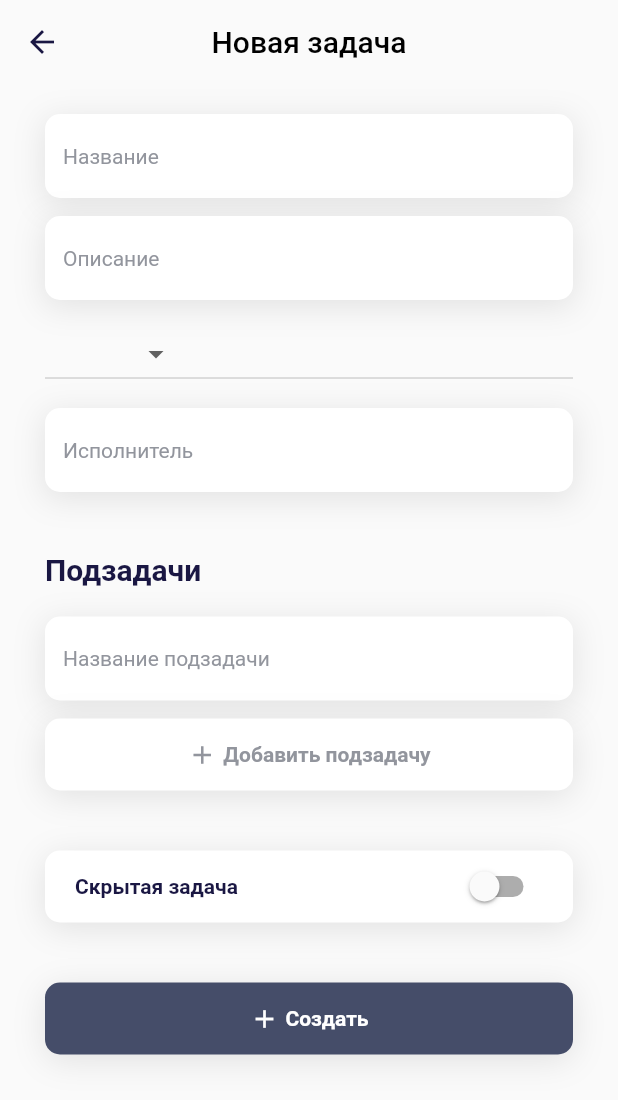
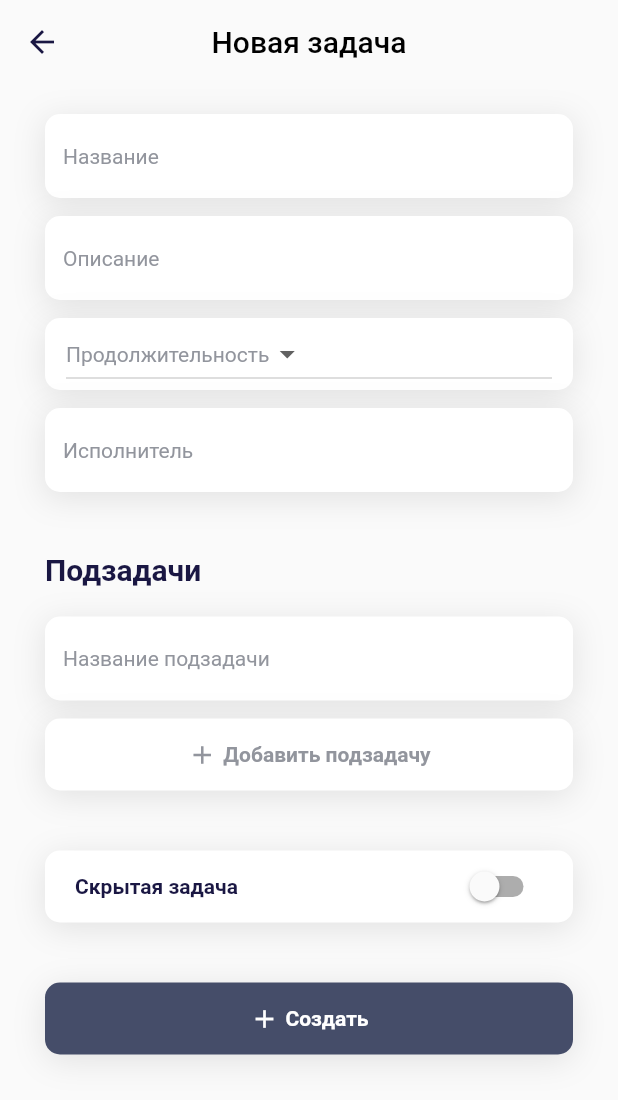
Before and after one commit to black-rusuz/rostelecom, a Flutter app: the TaskForm screen opened directly, on a phone screen of 412 x 824 dp. Shown: the top 1100 px of the screen. Run offline on Flutter 3.47's test engine with Material 2 defaults, Android fonts, the light colour scheme and no system bars; our stand-ins replace cached_network_image, dio, equatable, flutter_bloc, get_it, google_fonts and 2 more; network calls fail.

Commit message:
new task page

```diff
--- a/lib/presentation/pages/task/task_form.dart
+++ b/lib/presentation/pages/task/task_form.dart
@@ -3,6 +3,7 @@ import 'package:flutter/material.dart';
 import '../../../data/model/task_model.dart';
 import '../../../styles.dart';
 import '../../widgets/base_button.dart';
+import '../../widgets/base_card.dart';
 import '../../widgets/base_switch.dart';
 import '../../widgets/base_text_field.dart';
 
@@ -38,9 +39,17 @@ class TaskForm extends StatelessWidget {
             const SizedBox(height: 12),
             const BaseTextField('Описание'),
             const SizedBox(height: 12),
-            DropdownButton<TaskDuration>(
-              items: TaskDuration.list.map(durationMapper).toList(),
-              onChanged: (v) {},
+            BaseCard(
+              color: Colors.white,
+              padding: const EdgeInsets.symmetric(horizontal: 14),
+              child: DropdownButton<TaskDuration>(
+                items: TaskDuration.list.map(durationMapper).toList(),
+                onChanged: (v) {},
+                hint: const Text(
+                  'Продолжительность',
+                  style: TextStyle(color: Styles.greyColor, fontSize: 14),
+                ),
+              ),
             ),
             const SizedBox(height: 12),
             const BaseTextField('Исполнитель'),
```
